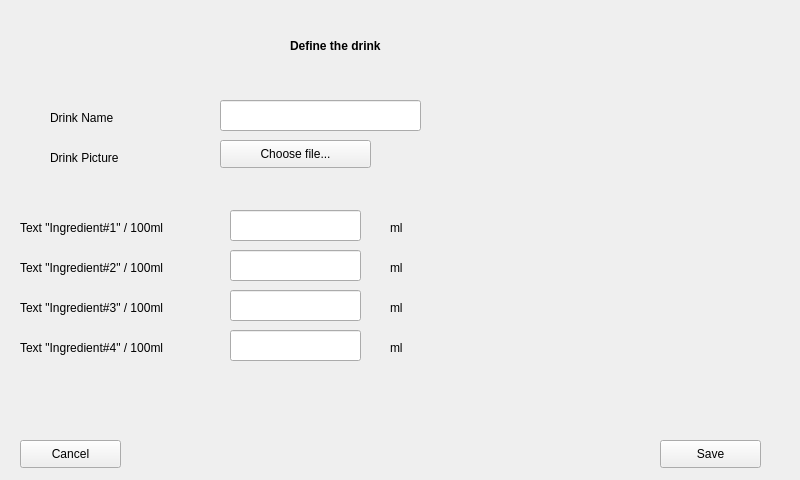
Before: the Qt Designer form ansSheet.ui in Nauman3S/JuiceDispenser, drawn with Qt 5.
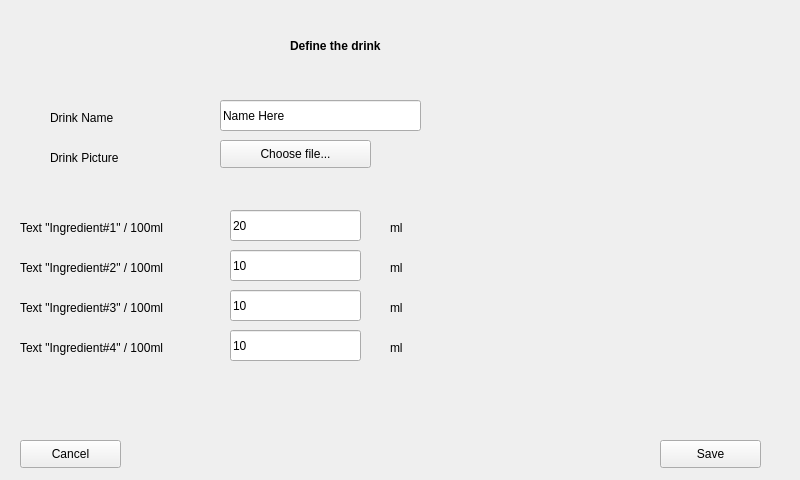
After: the same form once the commit is applied.

The edit to the form file:
```diff
--- a/ansSheet.ui
+++ b/ansSheet.ui
@@ -120,6 +120,9 @@
      <height>31</height>
     </rect>
    </property>
+   <property name="text">
+    <string>20</string>
+   </property>
   </widget>
   <widget class="QLineEdit" name="lineEdit_2">
    <property name="geometry">
@@ -130,6 +133,9 @@
      <height>31</height>
     </rect>
    </property>
+   <property name="text">
+    <string>10</string>
+   </property>
   </widget>
   <widget class="QLineEdit" name="lineEdit_3">
    <property name="geometry">
@@ -140,6 +146,9 @@
      <height>31</height>
     </rect>
    </property>
+   <property name="text">
+    <string>10</string>
+   </property>
   </widget>
   <widget class="QLineEdit" name="lineEdit_4">
    <property name="geometry">
@@ -150,6 +159,9 @@
      <height>31</height>
     </rect>
    </property>
+   <property name="text">
+    <string>10</string>
+   </property>
   </widget>
   <widget class="QLabel" name="label_7">
    <property name="geometry">
@@ -238,6 +250,9 @@
      <height>31</height>
     </rect>
    </property>
+   <property name="text">
+    <string>Name Here</string>
+   </property>
   </widget>
   <widget class="QPushButton" name="b3">
    <property name="geometry">
```
Left out of the diff: 10 changed lines with no effect on the pictures.
